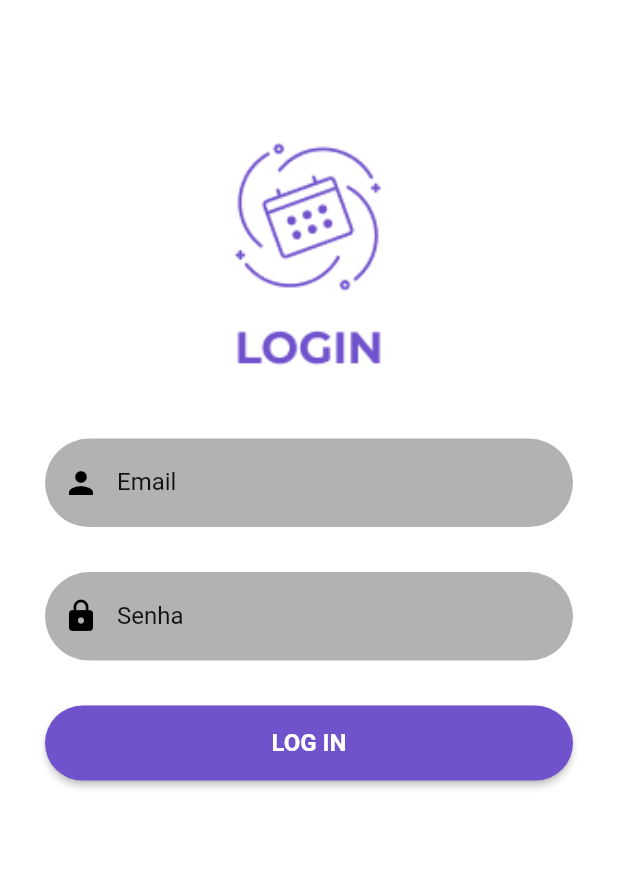
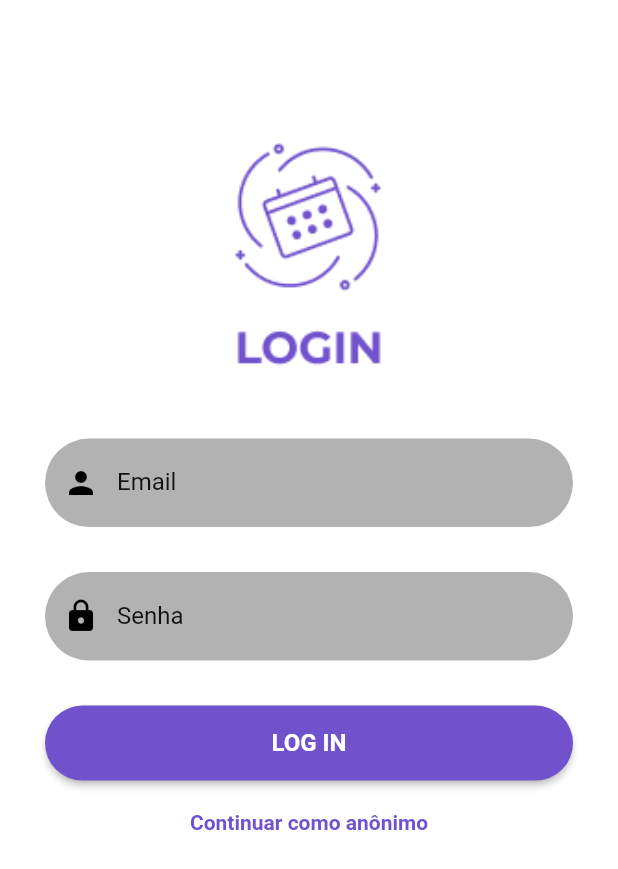
Before and after one commit to henriq44/desafio_agenda, a Flutter app: the screen it shows after launch, on a phone screen of 412 x 824 dp. Shown: the top 869 px of the screen. Run offline on Flutter 3.47's test engine with Material 2 defaults, Android fonts, the light colour scheme and no system bars.

Commit message:
Continuar como anônimo funcional
Função de continuar como anônimo completa e iniciando a parte de recuperar senha

```diff
--- a/lib/screens/signin_screen.dart
+++ b/lib/screens/signin_screen.dart
@@ -1,4 +1,5 @@
 
+import 'package:desafio_agenda/screens/anon_screen.dart';
 import 'package:flutter/material.dart';
 
 import '../reusable_widgets/reusable_widget.dart';
@@ -39,12 +40,30 @@ class _SignInScreenState extends State<SignInScreen> {
             SizedBox(
               height: 20,
             ),
-            logInSignUpButton(context, true, (){})
+            logInSignUpButton(context, true, (){}),
+            anonOption()
           ]),
           )) ,),);
 
 
   }
 
+  Row anonOption(){
+    return Row (
+      mainAxisAlignment: MainAxisAlignment.center,
+      children: [
+        GestureDetector(
+          onTap: () {
+            Navigator.push(context, MaterialPageRoute(builder: (context) => const anonScreen()));
+          },
+          child: const Text(
+            "Continuar como anônimo",
+            style: TextStyle(color: Color.fromRGBO(112, 82, 204, 1), fontWeight: FontWeight.bold ),
+          ),
+        )
+      ],
+    );
+  }
+
 
 }
```
Also changed, not shown: lib/screens/anon_screen.dart (added, +18 -0 lines), lib/screens/signup_screen.dart (deleted).
